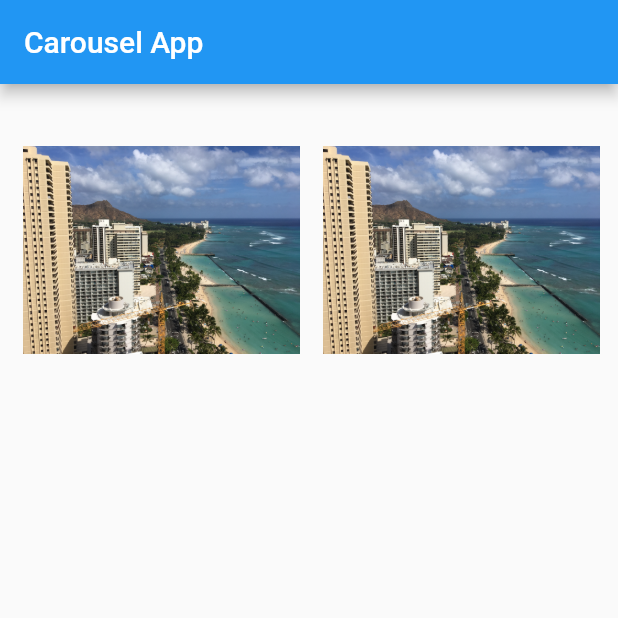
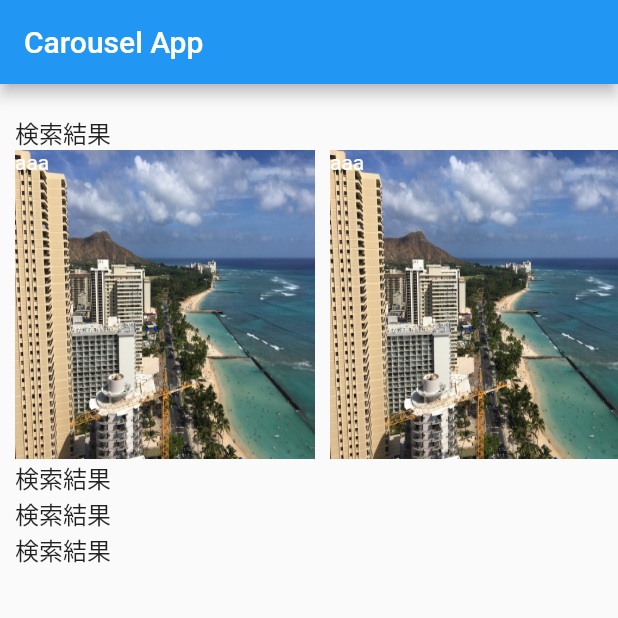
Before and after one commit to SOKu-ma/flutter_carousel_sample_app, a Flutter app: the screen it shows after launch, on a phone screen of 412 x 824 dp, the top half of it. Run offline on Flutter 3.47's test engine with Material 2 defaults, Android fonts, the phone set to English and light mode, and no system bars; our stand-ins replace flutter_riverpod.

Commit message:
カルーセルUI実装中_20220521

```diff
--- a/lib/main.dart
+++ b/lib/main.dart
@@ -1,8 +1,9 @@
 import 'package:flutter/material.dart';
 import 'package:flutter_carousel_sample_app/views/home/home.dart';
+import 'package:flutter_riverpod/flutter_riverpod.dart';
 
 void main() {
-  runApp(const MyApp());
+  runApp(const ProviderScope(child: MyApp()));
 }
 
 class MyApp extends StatelessWidget {
--- a/lib/views/home/home.dart
+++ b/lib/views/home/home.dart
@@ -1,4 +1,5 @@
 import 'package:flutter/material.dart';
+// import 'package:flutter_carousel_sample_app/views/home/home_view_model.dart';
 import 'package:flutter_carousel_sample_app/widget/image_container.dart';
 import 'package:flutter_riverpod/flutter_riverpod.dart';
 
@@ -7,16 +8,57 @@ class Home extends ConsumerWidget {
 
   @override
   Widget build(BuildContext context, WidgetRef ref) {
-    final Size size = MediaQuery.of(context).size;
+    final Size _size = MediaQuery.of(context).size;
+    // final _carouselContentsProvider = ref.watch(carouselContentsProvider);
+    // final _carouselContentsProviderNotifier =
+    // ref.watch(carouselContentsProvider.notifier);
+
     return Scaffold(
       appBar: AppBar(title: const Text('Carousel App')),
-      body: SizedBox(
-        height: size.width / 2.0,
-        child: ListView.builder(
-          scrollDirection: Axis.horizontal,
-          itemBuilder: (BuildContext context, int index) {
-            return ImageContainer('assets/image/IMG_1.jpg', context);
-          },
+      body: SafeArea(
+        child: SingleChildScrollView(
+          child: Column(
+            crossAxisAlignment: CrossAxisAlignment.start,
+            children: [
+              // 第1カルーセルのヘッダ
+              Container(
+                margin: const EdgeInsets.only(left: 10, top: 20),
+                child: const Text('検索結果', style: TextStyle(fontSize: 16)),
+              ),
+              // 第1領域
+              SizedBox(
+                height: _size.height / 4.0,
+                child: ListView.builder(
+                  scrollDirection: Axis.horizontal,
+                  itemBuilder: (BuildContext context, int index) {
+                    return Container(
+                      margin: const EdgeInsets.only(left: 10),
+                      child: Column(
+                        children: [
+                          Expanded(
+                            child: imageContainer('assets/image/IMG_1.jpg',
+                                context, _size.height / 4.0),
+                          ),
+                        ],
+                      ),
+                    );
+                  },
+                ),
+              ),
+              // 第1カルーセルのフッタ
+              Container(
+                margin: const EdgeInsets.only(left: 10),
+                child: Column(
+                  children: const [
+                    Text('検索結果', style: TextStyle(fontSize: 16)),
+                    Text('検索結果', style: TextStyle(fontSize: 16)),
+                    Text('検索結果', style: TextStyle(fontSize: 16)),
+                  ],
+                ),
+              ),
+              // 第2領域
+            ],
+          ),
         ),
       ),
     );
--- a/lib/widget/image_container.dart
+++ b/lib/widget/image_container.dart
@@ -2,29 +2,33 @@ import 'package:flutter/material.dart';
 import 'package:flutter_carousel_sample_app/views/detail/detail.dart';
 
 // カルーセルのアイテム表示用Widget
-Widget ImageContainer(String path, BuildContext context) {
-  return SizedBox(
+Widget imageContainer(String path, BuildContext context, double heightSize) {
+  // return
+  // SizedBox(
+  //   width: 200,
+  //   child:
+  return InkWell(
+    child: Column(
+      children: [
+        Stack(
+          children: [
+            Container(
+              height: heightSize,
               width: 200,
-    child: InkWell(
-      child: Container(
-        child: Column(children: [
-          Expanded(
-            child: Container(
               decoration: BoxDecoration(
-                image: DecorationImage(image: AssetImage(path)),
-                borderRadius: BorderRadius.circular(5),
-              ),
-              margin: const EdgeInsets.only(left: 15, top: 15),
-              // child: const Text('Carousel Sample'),
+                image: DecorationImage(
+                  image: AssetImage(path),
+                  fit: BoxFit.fill,
                 ),
               ),
-          // Expanded(
-          //   child: Container(
-          //     margin: const EdgeInsets.only(left: 15, top: 15),
-          //     // child: const Text('Carousel Sample'),
-          //   ),
-          // ),
-        ]),
+            ),
+            const Text(
+              'aaa',
+              style: TextStyle(color: Colors.white),
+            ),
+          ],
+        ),
+      ],
     ),
     onTap: () {
       Navigator.of(context).push(
@@ -33,6 +37,5 @@ Widget ImageContainer(String path, BuildContext context) {
         ),
       );
     },
-    ),
   );
 }
```
Lines whose indentation alone changed are shown as unchanged.
